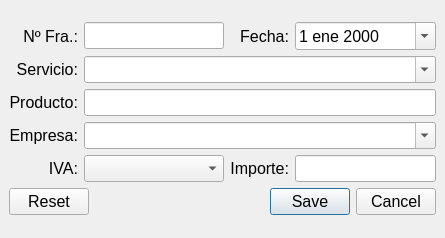
Above: src/facturas/facturas.ui from germanbravolopez/laideal before the change. Below: the same form after it.
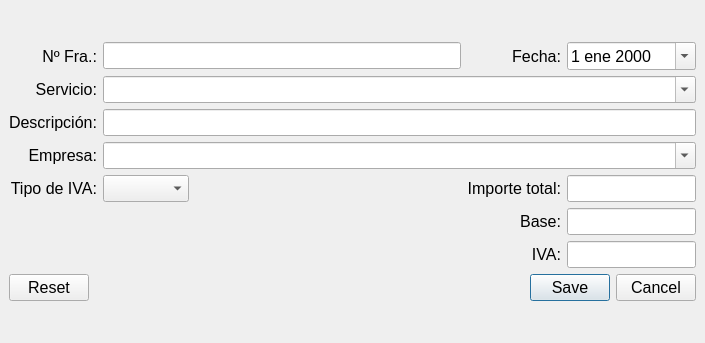
That is the form after the change.

Commit message: show desglose base and iva, improve factura UI and change description in database

What changed in the file:
```diff
--- a/src/facturas/facturas.ui
+++ b/src/facturas/facturas.ui
@@ -9,8 +9,8 @@
    <rect>
     <x>0</x>
     <y>0</y>
-    <width>445</width>
-    <height>238</height>
+    <width>705</width>
+    <height>343</height>
    </rect>
   </property>
   <property name="minimumSize">
@@ -34,36 +34,23 @@
    <layout class="QGridLayout" name="gridLayout">
     <item row="0" column="0">
      <layout class="QGridLayout" name="gridLayout_2">
-      <item row="0" column="1">
-       <widget class="QLineEdit" name="le_fra"/>
-      </item>
-      <item row="4" column="0">
-       <widget class="QLabel" name="lbl_iva">
+      <item row="0" column="4">
+       <widget class="QLabel" name="lbl_fecha">
         <property name="text">
-         <string>IVA:</string>
+         <string>Fecha:</string>
         </property>
         <property name="alignment">
          <set>Qt::AlignRight|Qt::AlignTrailing|Qt::AlignVCenter</set>
         </property>
        </widget>
       </item>
-      <item row="0" column="3">
-       <widget class="QDateEdit" name="de_fecha">
-        <property name="calendarPopup">
+      <item row="3" column="1" colspan="5">
+       <widget class="QComboBox" name="cb_empresa">
+        <property name="editable">
          <bool>true</bool>
         </property>
        </widget>
       </item>
-      <item row="3" column="0">
-       <widget class="QLabel" name="lbl_empresa">
-        <property name="text">
-         <string>Empresa:</string>
-        </property>
-        <property name="alignment">
-         <set>Qt::AlignRight|Qt::AlignTrailing|Qt::AlignVCenter</set>
-        </property>
-       </widget>
-      </item>
       <item row="0" column="0">
        <widget class="QLabel" name="lbl_fra">
         <property name="text">
@@ -74,29 +61,46 @@
         </property>
        </widget>
       </item>
+      <item row="2" column="1" colspan="5">
+       <widget class="QLineEdit" name="le_producto"/>
+      </item>
+      <item row="5" column="5">
+       <widget class="QLineEdit" name="le_base">
+        <property name="enabled">
+         <bool>true</bool>
+        </property>
+        <property name="readOnly">
+         <bool>true</bool>
+        </property>
+        <property name="clearButtonEnabled">
+         <bool>false</bool>
+        </property>
+       </widget>
+      </item>
       <item row="4" column="1">
        <widget class="QComboBox" name="cb_iva"/>
       </item>
-      <item row="4" column="3">
-       <widget class="QLineEdit" name="le_importe"/>
+      <item row="1" column="1" colspan="5">
+       <widget class="QComboBox" name="cb_servicio">
+        <property name="editable">
+         <bool>true</bool>
+        </property>
+       </widget>
       </item>
-      <item row="2" column="0">
-       <widget class="QLabel" name="lbl_producto">
+      <item row="3" column="0">
+       <widget class="QLabel" name="lbl_empresa">
         <property name="text">
-         <string>Producto:</string>
+         <string>Empresa:</string>
         </property>
         <property name="alignment">
          <set>Qt::AlignRight|Qt::AlignTrailing|Qt::AlignVCenter</set>
         </property>
        </widget>
       </item>
-      <item row="0" column="2">
-       <widget class="QLabel" name="lbl_fecha">
-        <property name="text">
-         <string>Fecha:</string>
-        </property>
-        <property name="alignment">
-         <set>Qt::AlignRight|Qt::AlignTrailing|Qt::AlignVCenter</set>
+      <item row="0" column="5">
+       <widget class="QDateEdit" name="de_fecha">
+        <property name="calendarPopup">
+         <bool>true</bool>
         </property>
        </widget>
       </item>
@@ -110,17 +114,86 @@
         </property>
        </widget>
       </item>
-      <item row="4" column="2">
+      <item row="2" column="0">
+       <widget class="QLabel" name="lbl_producto">
+        <property name="text">
+         <string>Descripción:</string>
+        </property>
+        <property name="alignment">
+         <set>Qt::AlignRight|Qt::AlignTrailing|Qt::AlignVCenter</set>
+        </property>
+       </widget>
+      </item>
+      <item row="4" column="0">
+       <widget class="QLabel" name="lbl_tipo_iva">
+        <property name="text">
+         <string>Tipo de IVA:</string>
+        </property>
+        <property name="alignment">
+         <set>Qt::AlignRight|Qt::AlignTrailing|Qt::AlignVCenter</set>
+        </property>
+       </widget>
+      </item>
+      <item row="0" column="1" colspan="2">
+       <widget class="QLineEdit" name="le_fra"/>
+      </item>
+      <item row="4" column="3" colspan="2">
        <widget class="QLabel" name="lbl_importe">
         <property name="text">
-         <string>Importe:</string>
+         <string>Importe total:</string>
         </property>
         <property name="alignment">
          <set>Qt::AlignRight|Qt::AlignTrailing|Qt::AlignVCenter</set>
         </property>
        </widget>
       </item>
-      <item row="5" column="0" colspan="4">
+      <item row="4" column="5">
+       <widget class="QLineEdit" name="le_importe"/>
+      </item>
+      <item row="5" column="3" colspan="2">
+       <widget class="QLabel" name="lbl_base">
+        <property name="text">
+         <string>Base:</string>
+        </property>
+        <property name="alignment">
+         <set>Qt::AlignRight|Qt::AlignTrailing|Qt::AlignVCenter</set>
+        </property>
+       </widget>
+      </item>
+      <item row="4" column="2">
+       <spacer name="horizontalSpacer">
+        <property name="orientation">
+         <enum>Qt::Horizontal</enum>
+        </property>
+        <property name="sizeHint" stdset="0">
+         <size>
+          <width>280</width>
+          <height>20</height>
+         </size>
+        </property>
+       </spacer>
+      </item>
+      <item row="6" column="3" colspan="2">
+       <widget class="QLabel" name="lbl_iva">
+        <property name="text">
+         <string>IVA:</string>
+        </property>
+        <property name="alignment">
+         <set>Qt::AlignRight|Qt::AlignTrailing|Qt::AlignVCenter</set>
+        </property>
+       </widget>
+      </item>
+      <item row="6" column="5">
+       <widget class="QLineEdit" name="le_iva">
+        <property name="enabled">
+         <bool>true</bool>
+        </property>
+        <property name="readOnly">
+         <bool>true</bool>
+        </property>
+       </widget>
+      </item>
+      <item row="7" column="0" colspan="6">
        <widget class="QDialogButtonBox" name="buttonBox">
         <property name="standardButtons">
          <set>QDialogButtonBox::Cancel|QDialogButtonBox::Reset|QDialogButtonBox::Save</set>
@@ -130,23 +203,6 @@
         </property>
        </widget>
       </item>
-      <item row="2" column="1" colspan="3">
-       <widget class="QLineEdit" name="le_producto"/>
-      </item>
-      <item row="3" column="1" colspan="3">
-       <widget class="QComboBox" name="cb_empresa">
-        <property name="editable">
-         <bool>true</bool>
-        </property>
-       </widget>
-      </item>
-      <item row="1" column="1" colspan="3">
-       <widget class="QComboBox" name="cb_servicio">
-        <property name="editable">
-         <bool>true</bool>
-        </property>
-       </widget>
-      </item>
      </layout>
     </item>
    </layout>
```
Left out of the diff: 2 changed lines with no effect on the pictures. The commit also changes 3 other files.
